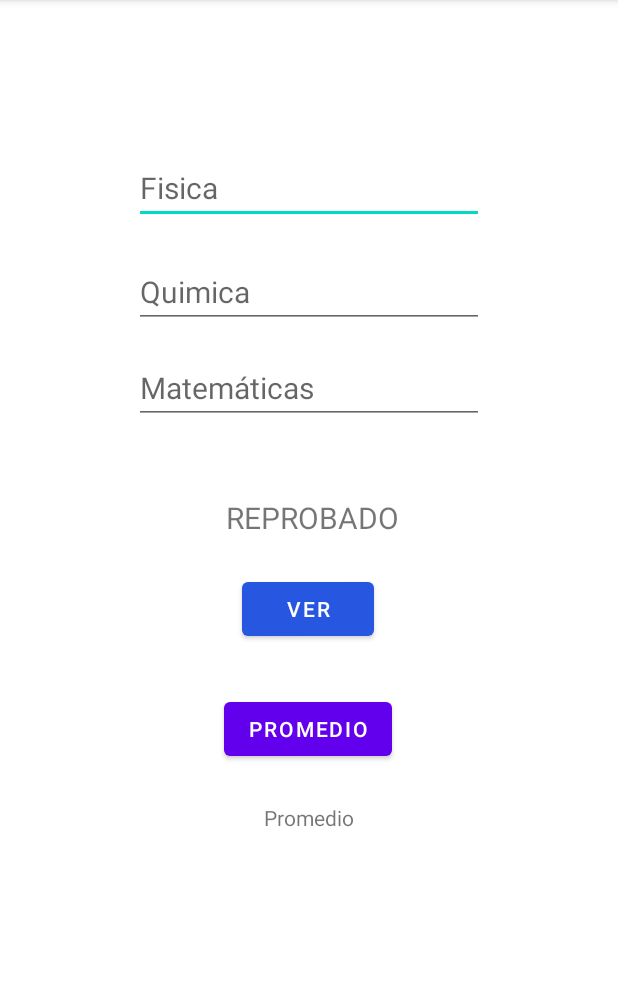
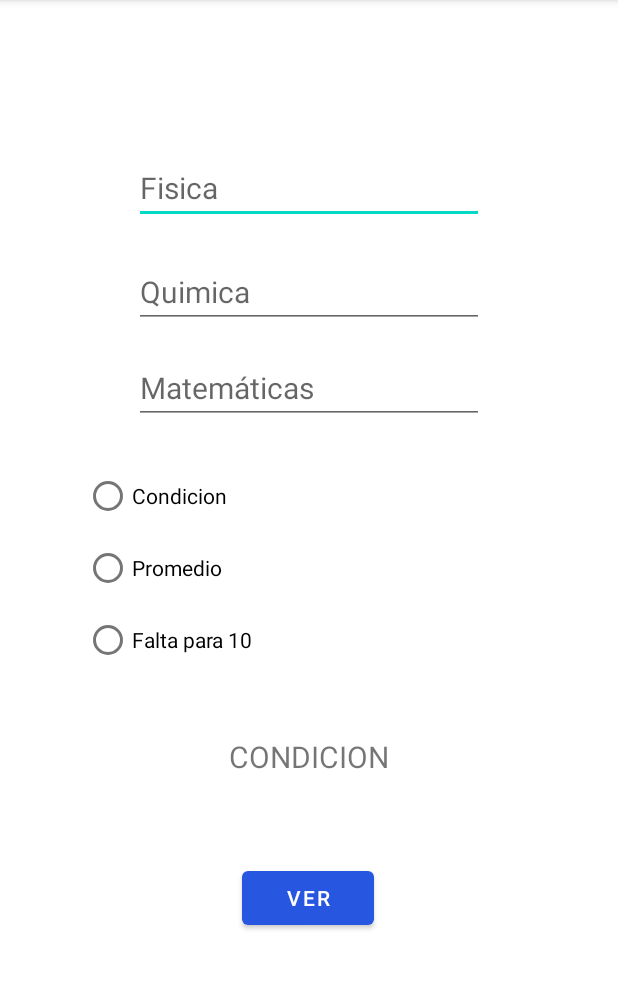
Before and after one commit to guillermoluisc/android, an Android app: the screen it shows after launch (MainActivity), after a tap on "VER", on a phone screen of 412 x 824 dp, the part 84-1073 px from its top. Run offline under Robolectric (Android 15) with nearby library versions, the phone set to English and light mode, and no system bars; Roboto replaces fonts that are not available here; 3 statements that could not run were skipped.

Commit message:
newbranch radio

```diff
--- a/app/src/main/java/com/example/myapplication5/MainActivity.java
+++ b/app/src/main/java/com/example/myapplication5/MainActivity.java
@@ -5,6 +5,7 @@
 import android.os.Bundle;
 import android.view.View;
 import android.widget.EditText;
+import android.widget.RadioButton;
 import android.widget.TextView;
 import android.widget.Toast;
 
@@ -12,12 +13,15 @@
 
     //definir que componentes van a ser utilizados.
     //edit text le indica android que se puede editar
-
+    //et son los edit text de la vista en este caso quimica/fisica/matematicas
     private EditText et1;
     private EditText et2;
     private EditText et3;
+    //textview que muestra el resultado
     private TextView tv1;
-    private TextView tv2;
+    // los radios ahora
+    private RadioButton rb1,rb2,rb3;
+
     //solo los componentes, en este punto no estan conectados conb los componentes del diseño
 
 
@@ -33,12 +37,18 @@
         // indicarle que en los componentes declarados anteriormente busque los componentes del diseño por el id
         // casteo que busque la vista por ID con la clase R (puente de comunicacion entre lo logico y lo grafico)
         //ahora si esta la coneccion
+        //ahora se "recupera" los valores de los componentes
+        //en este caso de los edit text
         et1= (EditText) findViewById(R.id.txt_num1);
         et2=(EditText) findViewById(R.id.txt_num2);
         et3=(EditText)findViewById(R.id.txt_num3);
-
+        //el textview
         tv1=(TextView) findViewById(R.id.txt_resultado);
-        tv2=(TextView)findViewById(R.id.txt_prom);
+        //para los radiobutton
+        //La clase R como puente de comunicación
+        rb1=(RadioButton) findViewById(R.id.radio1);
+        rb2=(RadioButton) findViewById(R.id.radio2);
+        rb3=(RadioButton) findViewById(R.id.radio3);
     }
 
     //Este metodo realiza la suma
@@ -49,28 +59,42 @@
         int num1=Integer.parseInt(valor1);
         int num2=Integer.parseInt(valor2);
         int num3=Integer.parseInt(valor3);
+        int suma=(num1+num2+num3)/3;
+        if(rb1.isChecked()== true){
+            if (suma>=7){
+                tv1.setText("Aprobado");
+            }else{
+                tv1.setText("Reprobado");
+            }
+        }
+        else if (rb2.isChecked()== true){
+            String result= String.valueOf(suma);
+            tv1.setText(result);
 
-        int suma=(num1+num2+num3)/3;
-        if (suma>=7){
-            tv1.setText("Aprobado");
-        }else{
-            tv1.setText("Reprobado");
+        }
+        else if(rb3.isChecked()==true){
+            suma=10-suma;
+            String result= String.valueOf(suma);
+            tv1.setText(result);
+
         }
 
-    }
-    public void resta (View view){
-        String valor1=et1.getText().toString();
-        String valor2=et2.getText().toString();
-        String valor3=et3.getText().toString();
-        int num1=Integer.parseInt(valor1);
-        int num2=Integer.parseInt(valor2);
-        int num3=Integer.parseInt(valor3);
 
-        int suma=(num1+num2+num3)/3;
-        String result= String.valueOf(suma);
-        tv2.setText(result);
+
 
     }
+//    public void resta (View view){
+//        String valor1=et1.getText().toString();
+//        String valor2=et2.getText().toString();
+//        String valor3=et3.getText().toString();
+//        int num1=Integer.parseInt(valor1);
+//        int num2=Integer.parseInt(valor2);
+//        int num3=Integer.parseInt(valor3);
+//
+//        int suma=(num1+num2+num3)/3;
+//        String result= String.valueOf(suma);
+//
+//    }
 
     @Override
     protected void onStart() {
--- a/app/src/main/res/layout/activity_main.xml
+++ b/app/src/main/res/layout/activity_main.xml
@@ -18,7 +18,7 @@
         app:layout_constraintHorizontal_bias="0.498"
         app:layout_constraintStart_toStartOf="parent"
         app:layout_constraintTop_toTopOf="parent"
-        app:layout_constraintVertical_bias="0.531" />
+        app:layout_constraintVertical_bias="0.798" />
 
     <EditText
         android:id="@+id/txt_num1"
@@ -60,36 +60,9 @@
         android:textSize="20sp"
         app:layout_constraintBottom_toBottomOf="parent"
         app:layout_constraintEnd_toEndOf="parent"
-        app:layout_constraintHorizontal_bias="0.507"
         app:layout_constraintStart_toStartOf="parent"
         app:layout_constraintTop_toTopOf="parent"
-        app:layout_constraintVertical_bias="0.445" />
-
-    <Button
-        android:id="@+id/btn2"
-        android:layout_width="wrap_content"
-        android:layout_height="wrap_content"
-        android:onClick="resta"
-        android:text="@string/Resta"
-        app:layout_constraintBottom_toBottomOf="parent"
-        app:layout_constraintEnd_toEndOf="parent"
-        app:layout_constraintHorizontal_bias="0.498"
-        app:layout_constraintStart_toStartOf="parent"
-        app:layout_constraintTop_toTopOf="parent"
-        app:layout_constraintVertical_bias="0.642" />
-
-    <TextView
-        android:id="@+id/txt_prom"
-        android:layout_width="wrap_content"
-        android:layout_height="wrap_content"
-        android:gravity="center_horizontal|center_vertical"
-        android:text="@string/Condicion"
-        app:layout_constraintBottom_toBottomOf="parent"
-        app:layout_constraintEnd_toEndOf="parent"
-        app:layout_constraintHorizontal_bias="0.498"
-        app:layout_constraintStart_toStartOf="parent"
-        app:layout_constraintTop_toTopOf="parent"
-        app:layout_constraintVertical_bias="0.715" />
+        app:layout_constraintVertical_bias="0.67" />
 
     <EditText
         android:id="@+id/txt_num3"
@@ -105,4 +78,31 @@
         app:layout_constraintTop_toTopOf="parent"
         app:layout_constraintVertical_bias="0.326" />
 
+    <RadioGroup
+        android:layout_width="300dp"
+        android:layout_height="wrap_content"
+        app:layout_constraintBottom_toTopOf="@+id/txt_resultado"
+        app:layout_constraintEnd_toEndOf="parent"
+        app:layout_constraintStart_toStartOf="parent"
+        app:layout_constraintTop_toBottomOf="@+id/txt_num3">
+
+        <RadioButton
+            android:id="@+id/radio1"
+            android:layout_width="match_parent"
+            android:layout_height="wrap_content"
+            android:text="@string/Resultado" />
+
+        <RadioButton
+            android:id="@+id/radio2"
+            android:layout_width="match_parent"
+            android:layout_height="wrap_content"
+            android:text="@string/Resta" />
+
+        <RadioButton
+            android:id="@+id/radio3"
+            android:layout_width="match_parent"
+            android:layout_height="wrap_content"
+            android:text="@string/Faltante" />
+    </RadioGroup>
+
 </androidx.constraintlayout.widget.ConstraintLayout>
--- a/app/src/main/res/values/strings.xml
+++ b/app/src/main/res/values/strings.xml
@@ -10,4 +10,5 @@
     <string name="segundovalor">Quimica</string>
     <string name="tercervalor">Matemáticas</string>
     <string name="Condicion">Promedio</string>
+    <string name="Faltante">Falta para 10</string>
 </resources>
```
